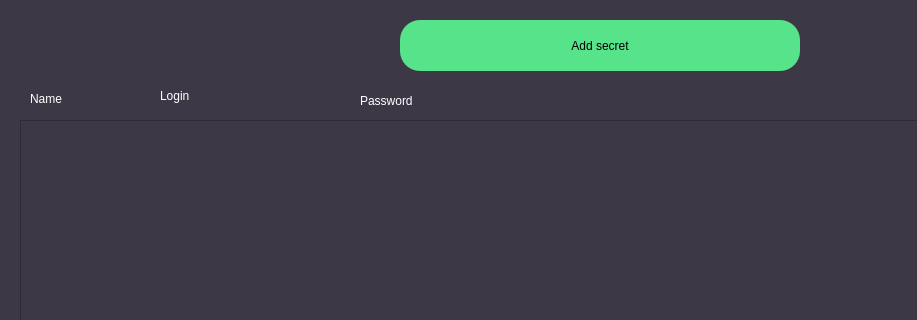
kubawen10/PasswordManager, file src/uis/mainView.ui: the form before one commit; both pictures show x 0 to 917 and y 0 to 320 of the 1200 by 800 pixel window.
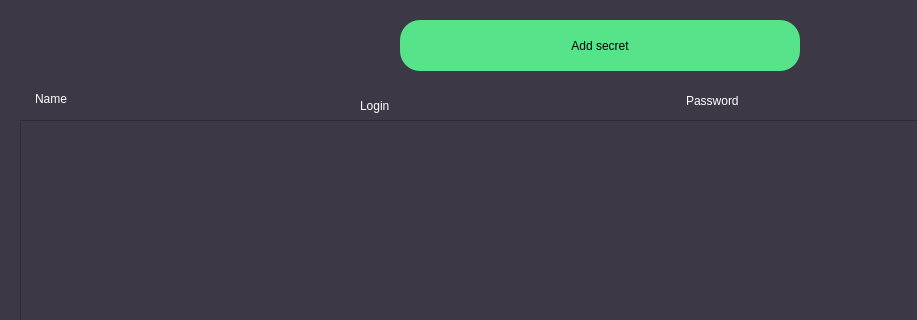
The form after the commit.

The edit to the form file:
```diff
--- a/src/uis/mainView.ui
+++ b/src/uis/mainView.ui
@@ -76,7 +76,7 @@
    <widget class="QLabel" name="nameLabel">
     <property name="geometry">
      <rect>
-      <x>30</x>
+      <x>35</x>
       <y>90</y>
       <width>54</width>
       <height>17</height>
@@ -89,8 +89,8 @@
    <widget class="QLabel" name="loginLabel">
     <property name="geometry">
      <rect>
-      <x>160</x>
-      <y>80</y>
+      <x>360</x>
+      <y>90</y>
       <width>81</width>
       <height>31</height>
      </rect>
@@ -102,7 +102,7 @@
    <widget class="QLabel" name="passwordLabel">
     <property name="geometry">
      <rect>
-      <x>360</x>
+      <x>686</x>
       <y>90</y>
       <width>101</width>
       <height>21</height>
```
